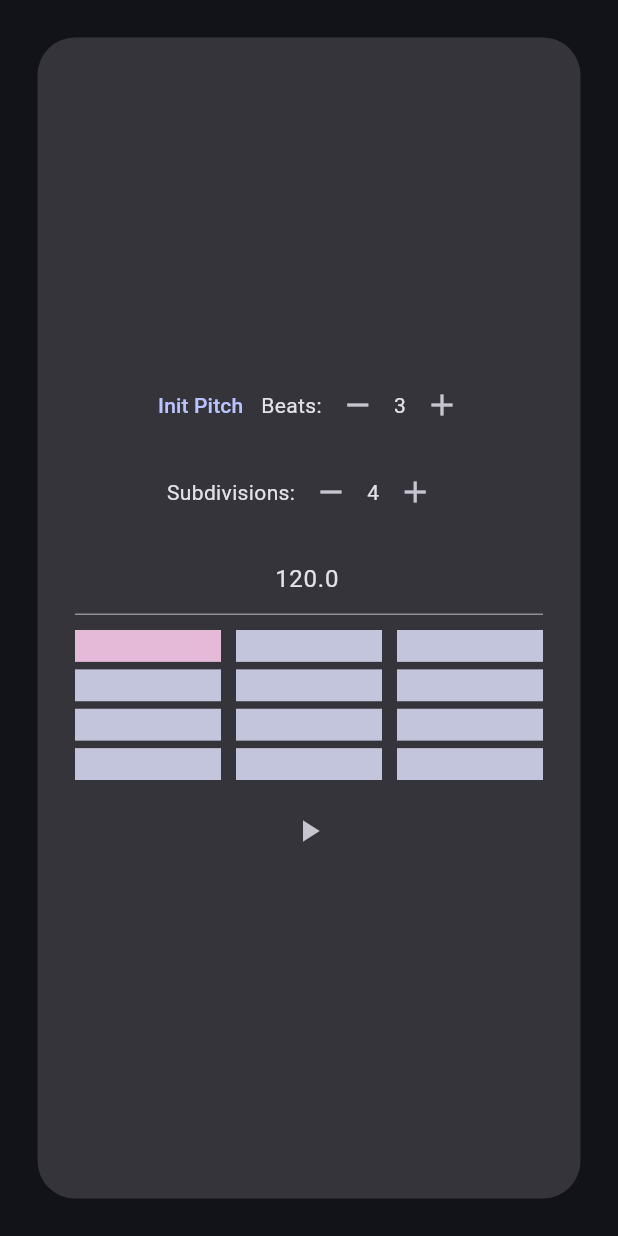
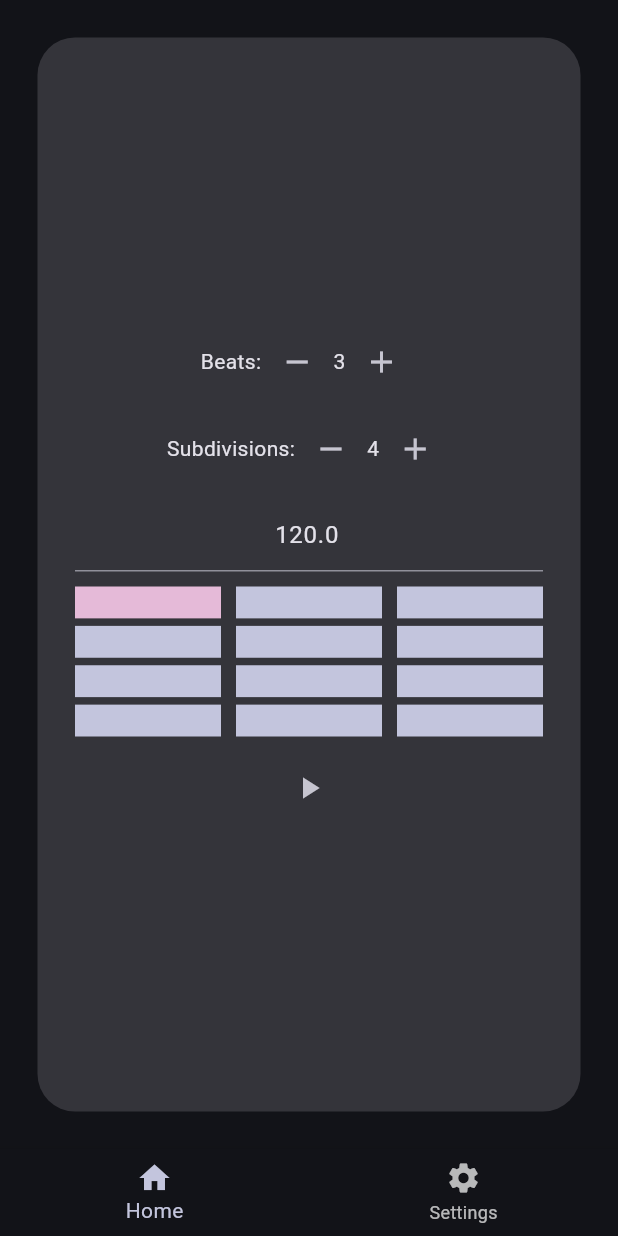
Before and after one commit to NEVED123/PulsePlus, a Flutter app: the screen it shows after launch, after a tap on the "remove" icon, on a phone screen of 412 x 824 dp. Run offline on Flutter 3.47's test engine with Material 3 defaults, Android fonts, the phone set to English and light mode, and no system bars.

Commit message:
feat: add basic layout

```diff
--- a/lib/screens/home_page.dart
+++ b/lib/screens/home_page.dart
@@ -1,9 +1,12 @@
 import 'package:flutter/material.dart';
 import 'package:pulseplus/audio/pitch_engine.dart';
-import 'package:pulseplus/audio/sound_engine.dart';
 import 'package:pulseplus/metronome/metronome_orchestrator.dart';
+import 'package:pulseplus/widgets/Metronome.dart';
 import 'dart:async';
 import 'package:pulseplus/widgets/MetronomeBeats.dart';
+import 'package:pulseplus/widgets/Sound.dart';
+import 'package:pulseplus/widgets/Tuner.dart';
+import 'package:pulseplus/widgets/WidgetBase.dart';
 
 class HomePage extends StatefulWidget {
   const HomePage({super.key, required this.title});
@@ -17,31 +20,12 @@ class HomePage extends StatefulWidget {
 class _HomePageState extends State<HomePage> {
   late final MetronomeOrchestrator _orchestrator;
   late final PitchEngine _pitchEngine;
-  late TextEditingController _bpmTextController;
 
   @override
   void initState() {
     super.initState();
     _orchestrator = MetronomeOrchestrator(_onTick, _onError, 120, 4);
-    _bpmTextController = TextEditingController(
-      text: _orchestrator.bpm.toString(),
-    );
     _pitchEngine = PitchEngine();
-  }
-
-  @override
-  void dispose() {
-    _bpmTextController.dispose();
-    super.dispose();
-  }
-
-  Future<void> _toggleMetronome() async {
-    if (!_orchestrator.isPlaying()) {
-      await _orchestrator.play();
-    } else {
-      await _orchestrator.stop();
-    }
-    setState(() {});
   }
 
   void _onTick() {
@@ -57,123 +41,25 @@ class _HomePageState extends State<HomePage> {
     return Container(
       decoration: BoxDecoration(color: Theme.of(context).canvasColor),
       child: SafeArea(
+        bottom: false,
         child: Scaffold(
-          body: Center(
-            child: Container(
-              decoration: BoxDecoration(
-                color: Theme.of(context).colorScheme.surfaceContainerHighest,
-                borderRadius: BorderRadius.circular(25),
+          body: PageView(
+            scrollDirection: Axis.vertical,
+            pageSnapping: true,
+            children: [
+              WidgetBase(child: Metronome(orchestrator: _orchestrator)),
+              WidgetBase(child: Tuner(pitchEngine: _pitchEngine)),
+              WidgetBase(child: Sound()),
+            ],
+          ),
+          bottomNavigationBar: BottomNavigationBar(
+            items: [
+              BottomNavigationBarItem(icon: Icon(Icons.home), label: 'Home'),
+              BottomNavigationBarItem(
+                icon: Icon(Icons.settings),
+                label: 'Settings',
               ),
-              constraints: BoxConstraints.expand(),
-              margin: EdgeInsets.all(25),
-              padding: EdgeInsets.all(25),
-              child: Column(
-                spacing: 10,
-                mainAxisAlignment: MainAxisAlignment.center,
-                children: <Widget>[
-                  Row(
-                    mainAxisAlignment: MainAxisAlignment.center,
-                    children: [
-                      TextButton(
-                        onPressed: () => _pitchEngine.init(),
-                        child: Text("Init Pitch"),
-                      ),
-                      Text(
-                        "Beats:",
-                        style: TextStyle(
-                          color: Theme.of(context).colorScheme.onSurface,
-                        ),
-                      ),
-                      IconButton(
-                        icon: Icon(Icons.remove),
-                        enableFeedback: false,
-                        onPressed: () => setState(() {
-                          _orchestrator.numBeats = _orchestrator.numBeats - 1;
-                        }),
-                      ),
-                      Text(
-                        _orchestrator.numBeats.toString(),
-                        style: TextStyle(
-                          color: Theme.of(context).colorScheme.onSurface,
-                        ),
-                      ),
-                      IconButton(
-                        icon: Icon(Icons.add),
-                        enableFeedback: false,
-                        onPressed: () => setState(() {
-                          _orchestrator.numBeats = _orchestrator.numBeats + 1;
-                        }),
-                      ),
-                    ],
-                  ),
-                  Row(
-                    mainAxisAlignment: MainAxisAlignment.center,
-                    children: [
-                      Text(
-                        "Subdivisions:",
-                        style: TextStyle(
-                          color: Theme.of(context).colorScheme.onSurface,
-                        ),
-                      ),
-                      IconButton(
-                        icon: Icon(Icons.remove),
-                        enableFeedback: false,
-                        onPressed: () => setState(() {
-                          _orchestrator.numSubdivisions =
-                              _orchestrator.numSubdivisions - 1;
-                        }),
-                      ),
-                      Text(
-                        _orchestrator.numSubdivisions.toString(),
-                        style: TextStyle(
-                          color: Theme.of(context).colorScheme.onSurface,
-                        ),
-                      ),
-                      IconButton(
-                        icon: Icon(Icons.add),
-                        enableFeedback: false,
-                        onPressed: () => setState(() {
-                          _orchestrator.numSubdivisions =
-                              _orchestrator.numSubdivisions + 1;
-                        }),
-                      ),
-                    ],
-                  ),
-                  TextField(
-                    onSubmitted: (String newBpm) {
-                      try {
-                        _orchestrator.bpm = double.parse(newBpm);
-                      } on FormatException {
-                        debugPrint(
-                          "new bpm must be a valid number, recieved $newBpm",
-                        );
-                        _bpmTextController.text = _orchestrator.bpm.toString();
-                      } catch (e) {
-                        debugPrint(
-                          "Got exception while changing bpm: ${e.toString()}",
-                        );
-                      }
-                    },
-                    style: TextStyle(
-                      color: Theme.of(context).colorScheme.onSurface,
-                    ),
-                    keyboardType: TextInputType.number,
-                    textAlign: TextAlign.center,
-                    controller: _bpmTextController,
-                  ),
-                  MetronomeBeats(orchestrator: _orchestrator),
-                  IconButton(
-                    onPressed: _toggleMetronome,
-                    enableFeedback: false,
-                    icon: Icon(
-                      _orchestrator.isPlaying()
-                          ? Icons.pause
-                          : Icons.play_arrow,
-                    ),
-                  ),
-                ],
-              ),
-            ),
+            ],
           ),
         ),
       ),
--- /dev/null
+++ b/lib/widgets/Metronome.dart
@@ -0,0 +1,133 @@
+import 'package:flutter/material.dart';
+import 'package:pulseplus/metronome/metronome_orchestrator.dart';
+import 'package:pulseplus/widgets/MetronomeBeats.dart';
+
+class Metronome extends StatefulWidget {
+  const Metronome({super.key, required this.orchestrator});
+
+  final MetronomeOrchestrator orchestrator;
+
+  @override
+  State<Metronome> createState() => _MetronomeState();
+}
+
+class _MetronomeState extends State<Metronome> {
+  late TextEditingController _bpmTextController;
+
+  Future<void> _toggleMetronome() async {
+    if (!widget.orchestrator.isPlaying()) {
+      await widget.orchestrator.play();
+    } else {
+      await widget.orchestrator.stop();
+    }
+    setState(() {});
+  }
+
+  void _onTick() {
+    setState(() {});
+  }
+
+  @override
+  void dispose() {
+    _bpmTextController.dispose();
+    super.dispose();
+  }
+
+  @override
+  void initState() {
+    super.initState();
+    _bpmTextController = TextEditingController(
+      text: widget.orchestrator.bpm.toString(),
+    );
+  }
+
+  @override
+  Widget build(BuildContext context) {
+    return Column(
+      spacing: 10,
+      mainAxisAlignment: MainAxisAlignment.center,
+      children: <Widget>[
+        Row(
+          mainAxisAlignment: MainAxisAlignment.center,
+          children: [
+            Text(
+              "Beats:",
+              style: TextStyle(color: Theme.of(context).colorScheme.onSurface),
+            ),
+            IconButton(
+              icon: Icon(Icons.remove),
+              enableFeedback: false,
+              onPressed: () => setState(() {
+                widget.orchestrator.numBeats = widget.orchestrator.numBeats - 1;
+              }),
+            ),
+            Text(
+              widget.orchestrator.numBeats.toString(),
+              style: TextStyle(color: Theme.of(context).colorScheme.onSurface),
+            ),
+            IconButton(
+              icon: Icon(Icons.add),
+              enableFeedback: false,
+              onPressed: () => setState(() {
+                widget.orchestrator.numBeats = widget.orchestrator.numBeats + 1;
+              }),
+            ),
+          ],
+        ),
+        Row(
+          mainAxisAlignment: MainAxisAlignment.center,
+          children: [
+            Text(
+              "Subdivisions:",
+              style: TextStyle(color: Theme.of(context).colorScheme.onSurface),
+            ),
+            IconButton(
+              icon: Icon(Icons.remove),
+              enableFeedback: false,
+              onPressed: () => setState(() {
+                widget.orchestrator.numSubdivisions =
+                    widget.orchestrator.numSubdivisions - 1;
+              }),
+            ),
+            Text(
+              widget.orchestrator.numSubdivisions.toString(),
+              style: TextStyle(color: Theme.of(context).colorScheme.onSurface),
+            ),
+            IconButton(
+              icon: Icon(Icons.add),
+              enableFeedback: false,
+              onPressed: () => setState(() {
+                widget.orchestrator.numSubdivisions =
+                    widget.orchestrator.numSubdivisions + 1;
+              }),
+            ),
+          ],
+        ),
+        TextField(
+          onSubmitted: (String newBpm) {
+            try {
+              widget.orchestrator.bpm = double.parse(newBpm);
+            } on FormatException {
+              debugPrint("new bpm must be a valid number, recieved $newBpm");
+              _bpmTextController.text = widget.orchestrator.bpm.toString();
+            } catch (e) {
+              debugPrint("Got exception while changing bpm: ${e.toString()}");
+            }
+          },
+          style: TextStyle(color: Theme.of(context).colorScheme.onSurface),
+          keyboardType: TextInputType.number,
+          textAlign: TextAlign.center,
+          controller: _bpmTextController,
+        ),
+        MetronomeBeats(orchestrator: widget.orchestrator),
+        IconButton(
+          onPressed: _toggleMetronome,
+          enableFeedback: false,
+          icon: Icon(
+            widget.orchestrator.isPlaying() ? Icons.pause : Icons.play_arrow,
+          ),
+        ),
+      ],
+    );
+  }
+}
--- /dev/null
+++ b/lib/widgets/Sound.dart
@@ -0,0 +1,18 @@
+import 'package:flutter/material.dart';
+
+class Sound extends StatefulWidget {
+  const Sound({super.key});
+
+  @override
+  State<Sound> createState() => _SoundState();
+}
+
+class _SoundState extends State<Sound> {
+  @override
+  Widget build(BuildContext context) {
+    return TextButton(
+      onPressed: () => debugPrint("Init Sound Not Implemented Yet"),
+      child: Text("Init Sound"),
+    );
+  }
+}
--- /dev/null
+++ b/lib/widgets/Tuner.dart
@@ -0,0 +1,21 @@
+import 'package:flutter/material.dart';
+import 'package:pulseplus/audio/pitch_engine.dart';
+
+class Tuner extends StatefulWidget {
+  const Tuner({super.key, required this.pitchEngine});
+
+  final PitchEngine pitchEngine;
+
+  @override
+  State<Tuner> createState() => _TunerState();
+}
+
+class _TunerState extends State<Tuner> {
+  @override
+  Widget build(BuildContext context) {
+    return TextButton(
+      onPressed: () => widget.pitchEngine.init(),
+      child: Text("Init Pitch Not Implemented Yet"),
+    );
+  }
+}
--- /dev/null
+++ b/lib/widgets/WidgetBase.dart
@@ -0,0 +1,23 @@
+import 'dart:ui';
+
+import 'package:flutter/material.dart';
+
+class WidgetBase extends StatelessWidget {
+  const WidgetBase({super.key, required this.child});
+
+  final Widget child;
+
+  @override
+  Widget build(BuildContext context) {
+    return Container(
+      decoration: BoxDecoration(
+        color: Theme.of(context).colorScheme.surfaceContainerHighest,
+        borderRadius: BorderRadius.circular(25),
+      ),
+      constraints: BoxConstraints.expand(),
+      margin: EdgeInsets.all(25),
+      padding: EdgeInsets.all(25),
+      child: child,
+    );
+  }
+}
```
